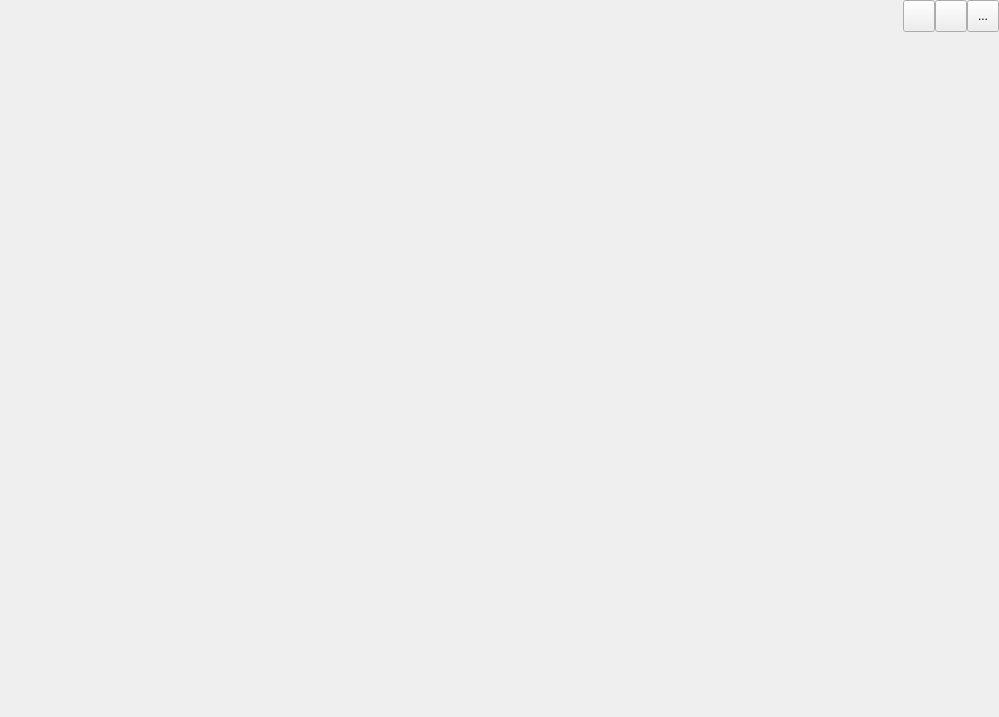
Qt form MyGameLauncher/MyGameLauncher.ui (ngee044/MyGameLauncher) before a commit.
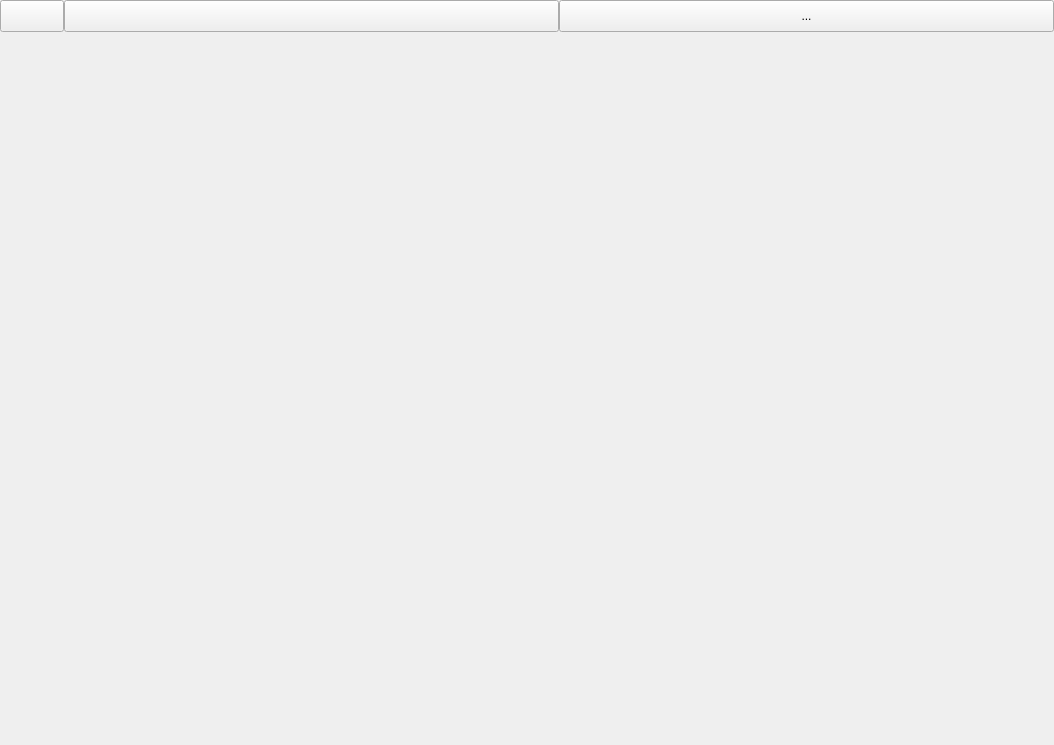
The same form after that commit. Icons and pictures are not drawn.

Commit message: UIComponent TItleBar Class 추가 및 전형적인 UI 코드를 추가하였음

The edit to the form file:
```diff
--- a/MyGameLauncher/MyGameLauncher.ui
+++ b/MyGameLauncher/MyGameLauncher.ui
@@ -6,8 +6,8 @@
    <rect>
     <x>0</x>
     <y>0</y>
-    <width>999</width>
-    <height>717</height>
+    <width>1054</width>
+    <height>745</height>
    </rect>
   </property>
   <property name="windowTitle">
@@ -34,23 +34,23 @@
      <number>0</number>
     </property>
     <item>
+     <widget class="QWidget" name="titlebar_widget_" native="true">
      <layout class="QHBoxLayout" name="horizontalLayout">
       <property name="spacing">
        <number>0</number>
       </property>
-      <item>
-       <spacer name="horizontalSpacer">
-        <property name="orientation">
-         <enum>Qt::Horizontal</enum>
-        </property>
-        <property name="sizeHint" stdset="0">
-         <size>
-          <width>40</width>
-          <height>20</height>
-         </size>
-        </property>
-       </spacer>
-      </item>
+       <property name="leftMargin">
+        <number>0</number>
+       </property>
+       <property name="topMargin">
+        <number>0</number>
+       </property>
+       <property name="rightMargin">
+        <number>0</number>
+       </property>
+       <property name="bottomMargin">
+        <number>0</number>
+       </property>
       <item>
        <widget class="QToolButton" name="toolButton_hide">
         <property name="sizePolicy">
@@ -127,6 +127,7 @@
        </widget>
       </item>
      </layout>
+     </widget>
     </item>
     <item>
      <widget class="QWidget" name="main_widget" native="true">
@@ -136,7 +137,7 @@
         <verstretch>0</verstretch>
        </sizepolicy>
       </property>
-      <layout class="QHBoxLayout" name="horizontalLayout_2" stretch="2,6,2">
+      <layout class="QHBoxLayout" name="horizontalLayout_2" stretch="2,7,2">
        <property name="spacing">
         <number>1</number>
        </property>
```
Left out of the diff: 2 changed lines with no effect on the pictures. Lines whose indentation alone changed are shown as unchanged. The commit also changes 15 other files.
